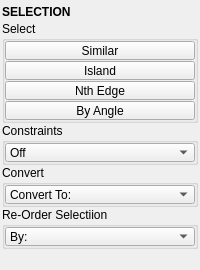
m3trik/tentacle, file tentacle/ui/selection.ui: the form before one commit.
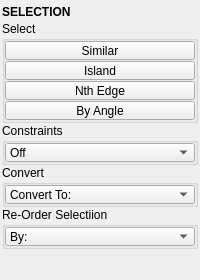
The form after the commit. Custom widgets are drawn as their Qt base class.

```diff
--- a/tentacle/ui/selection.ui
+++ b/tentacle/ui/selection.ui
@@ -406,6 +406,9 @@
         <property name="orientation">
          <enum>Qt::Vertical</enum>
         </property>
+        <property name="sizeType">
+         <enum>QSizePolicy::Fixed</enum>
+        </property>
         <property name="sizeHint" stdset="0">
          <size>
           <width>0</width>
```
Left out of the diff: 24 changed lines with no effect on the pictures.
